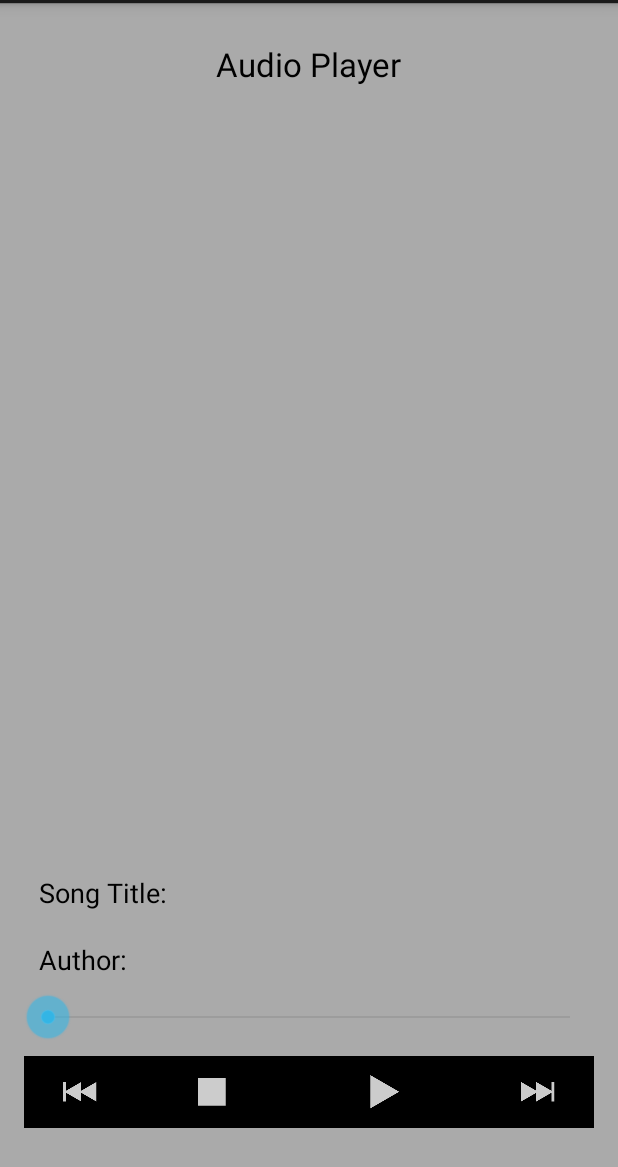
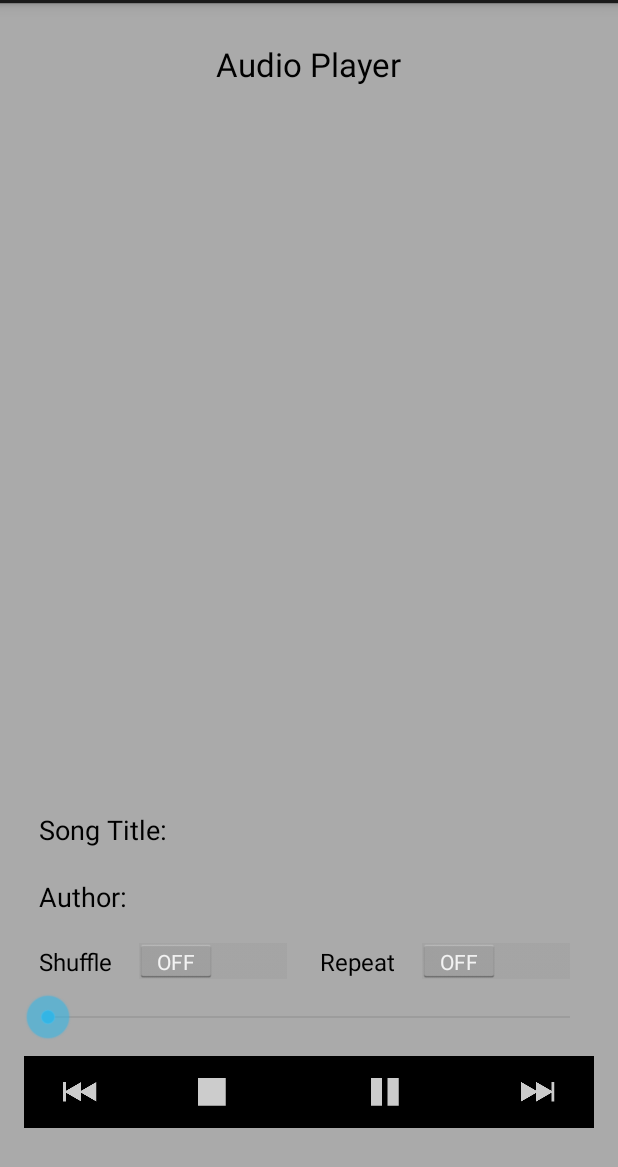
Before and after one commit to ENG618/GarciaEric1410MDF3, an Android app: the screen it shows after launch (MainActivity), after a tap on "Play", on a phone screen of 412 x 824 dp, the part 69-1236 px from its top. Run offline under Robolectric (Android 15) with nearby library versions, the phone set to English and light mode, and no system bars; 3 statements that could not run were skipped.

Commit message:
Added shuffle and repeat switches to layouts

```diff
--- a/MediaPlayer/app/src/main/java/com/garciaericn/mediaplayer/MusicPlayerService.java
+++ b/MediaPlayer/app/src/main/java/com/garciaericn/mediaplayer/MusicPlayerService.java
@@ -1,6 +1,8 @@
 package com.garciaericn.mediaplayer;
 
+import android.app.NotificationManager;
 import android.app.Service;
+import android.content.Context;
 import android.content.Intent;
 import android.graphics.BitmapFactory;
 import android.media.AudioManager;
@@ -89,12 +91,19 @@ public class MusicPlayerService extends Service implements MediaPlayer.OnPrepare
     private void setNotification(String title, String content) {
         NotificationCompat.Builder builder = new NotificationCompat.Builder(this);
         builder.setSmallIcon(R.drawable.ic_action_play)
+                .setLargeIcon(currentSong.getAlbumArt())
                 .setContentTitle(title)
                 .setContentText(content)
                 .setAutoCancel(false)
                 .setOngoing(true);
 
         startForeground(FOREGROUND_NOTIFICATION, builder.build());
+    }
+
+    private void dissmissNotification() {
+        stopForeground(true);
+        NotificationManager mgr = (NotificationManager) getSystemService(Context.NOTIFICATION_SERVICE);
+        mgr.cancel(FOREGROUND_NOTIFICATION);
     }
 
     @Override
@@ -189,7 +198,6 @@ public class MusicPlayerService extends Service implements MediaPlayer.OnPrepare
             mediaPlayer.prepareAsync();
         } else if(mediaPlayer != null && mPrepared) {
 //            mediaPlayer.seekTo(mAudioPosition);
-//            mediaPlayer.prepare();
             mediaPlayer.start();
             isPlaying = true;
         }
@@ -258,20 +266,18 @@ public class MusicPlayerService extends Service implements MediaPlayer.OnPrepare
     public void stopMedia() {
         if(mediaPlayer != null) {
             mediaPlayer.stop();
-            isPlaying = mPrepared = false;
-
-//            releaseMediaPlayer();
+            isPlaying = false;
+            dissmissNotification();
+            releaseMediaPlayer();
         }
     }
 
     // Release media player
     public void releaseMediaPlayer() {
         if(mediaPlayer != null && isPlaying) {
-            mediaPlayer.stop();
             mPrepared = false;
-            stopForeground(true);
+//            stopForeground(true);
             mediaPlayer.release();
-
         }
     }
 
--- a/MediaPlayer/app/src/main/java/com/garciaericn/mediaplayer/fragments/AudioPlayerFragment.java
+++ b/MediaPlayer/app/src/main/java/com/garciaericn/mediaplayer/fragments/AudioPlayerFragment.java
@@ -52,7 +52,7 @@ public class AudioPlayerFragment extends Fragment
     @Override
     public void onCreate(Bundle savedInstanceState) {
         super.onCreate(savedInstanceState);
-        handler = new Handler();
+//        handler = new Handler();
     }
 
     @Override
@@ -82,12 +82,14 @@ public class AudioPlayerFragment extends Fragment
     public void onAttach(Activity activity) {
         super.onAttach(activity);
 
+        if (musicPlayerService == null) {
             // Create intent and start service
             Intent intent = new Intent(getActivity(), MusicPlayerService.class);
             activity.startService(intent);
 
             if (!mBound) {
                 activity.bindService(intent, this, Context.BIND_AUTO_CREATE);
+            }
         }
     }
 
@@ -139,26 +141,23 @@ public class AudioPlayerFragment extends Fragment
         switch (v.getId()) {
             case R.id.playButton:
                 Log.i(TAG, "Play/Pause button pressed");
+
+                // Playing after Stop
+                // Check if player does not exist
                 if (musicPlayerService == null){
-                    getActivity().startService(intent);
-                    if (!mBound){
-                        getActivity().bindService(intent, this, Context.BIND_AUTO_CREATE);
-                    }
+//                    getActivity().startService(intent);
+//                    if (!mBound){
+//                        getActivity().bindService(intent, this, Context.BIND_AUTO_CREATE);
+//                    }
                     // Change pause button to play
-                    playPause.setImageResource(R.drawable.ic_action_play);
+                    playPause.setImageResource(R.drawable.ic_action_pause);
                     // Pause from service
 //                    musicPlayerService.playMedia();
                     setInfo();
-                }
-                // Check if player exist & is playing
-                if (musicPlayerService != null && musicPlayerService.isPlaying) {
-                    // Change pause button to play
-                    playPause.setImageResource(R.drawable.ic_action_play);
-                    // Pause from service
-                    musicPlayerService.pauseMedia();
-                    setInfo();
+                    break;
                 }
 
+                // Play from default or from paused
                 //Check if player exist & is not playing
                 if(musicPlayerService != null && !musicPlayerService.isPlaying) {
                     // Change play button to pause
@@ -166,19 +165,35 @@ public class AudioPlayerFragment extends Fragment
                     // Call resume from service
                     musicPlayerService.playMedia();
                     setInfo();
+                    break;
                 }
+
+                // Pause from playing
+                // Check if player exist & is playing
+                if (musicPlayerService != null && musicPlayerService.isPlaying) {
+                    // Change pause button to play
+                    playPause.setImageResource(R.drawable.ic_action_play);
+                    // Pause from service
+                    musicPlayerService.pauseMedia();
+//                    setInfo();
+                    break;
+                }
+
+
                 break;
 
             case R.id.stopButton:
                 Log.i(TAG, "Stop button pressed");
+                if (musicPlayerService != null) {
                     // Call stopMedia from service
                     musicPlayerService.stopMedia();
                     // Stop service
-//                getActivity().stopService(intent);
+                getActivity().stopService(intent);
                     // Set media player to null
-                musicPlayerService = null;
+//                    musicPlayerService = null;
                     // Change pause button to play
                     playPause.setImageResource(R.drawable.ic_action_play);
+                }
                 break;
 
             case R.id.previousButton:
@@ -206,6 +221,8 @@ public class AudioPlayerFragment extends Fragment
     public void onServiceConnected(ComponentName name, IBinder service) {
         MusicPlayerService.MusicPlayerBinder binder = (MusicPlayerService.MusicPlayerBinder) service;
         musicPlayerService = binder.getService();
+        musicPlayerService.playMedia();
+        setInfo();
         mBound = true;
     }
 
--- a/MediaPlayer/app/src/main/res/layout-land/fragment_audio_player.xml
+++ b/MediaPlayer/app/src/main/res/layout-land/fragment_audio_player.xml
@@ -73,6 +73,29 @@
 
     </TableLayout>
 
+    <LinearLayout
+        android:layout_width="wrap_content"
+        android:layout_height="wrap_content"
+        android:orientation="horizontal"
+        android:layout_above="@+id/seekBar"
+        android:layout_toRightOf="@+id/albumArt">
+
+        <Switch
+            android:layout_width="wrap_content"
+            android:layout_height="wrap_content"
+            android:text="@string/switch_shuffle"
+            android:id="@+id/shuffleSwitch"
+            android:padding="10dp" />
+
+        <Switch
+            android:layout_width="wrap_content"
+            android:layout_height="wrap_content"
+            android:text="@string/switch_repeat"
+            android:id="@+id/repeatSwitch"
+            android:padding="10dp" />
+
+    </LinearLayout>
+
     <SeekBar
         android:layout_width="match_parent"
         android:layout_height="wrap_content"
@@ -90,8 +113,7 @@
         android:id="@+id/controls"
         android:layout_alignParentBottom="true"
         android:layout_alignLeft="@+id/titleAudioPlayer"
-        android:layout_alignStart="@+id/titleAudioPlayer"
-        android:layout_marginBottom="67dp">
+        android:layout_alignStart="@+id/titleAudioPlayer" >
 
         <ImageButton
             style="?android:attr/buttonStyleSmall"
@@ -118,7 +140,7 @@
             android:layout_width="wrap_content"
             android:layout_height="wrap_content"
             android:layout_weight="3"
-            android:src="@drawable/ic_action_play"
+            android:src="@drawable/ic_action_pause"
             android:contentDescription="@string/button_play"
             android:id="@+id/playButton"
             android:background="@android:color/background_dark" />
--- a/MediaPlayer/app/src/main/res/layout/fragment_audio_player.xml
+++ b/MediaPlayer/app/src/main/res/layout/fragment_audio_player.xml
@@ -16,8 +16,8 @@
         android:layout_centerHorizontal="true"/>
 
     <ImageView
-        android:layout_width="250dp"
-        android:layout_height="250dp"
+        android:layout_width="200dp"
+        android:layout_height="200dp"
         android:layout_margin="16dp"
         android:padding="16dp"
         android:layout_centerHorizontal="true"
@@ -28,7 +28,7 @@
         android:layout_width="fill_parent"
         android:layout_height="wrap_content"
         android:id="@+id/detailsTable"
-        android:layout_above="@+id/seekBar"
+        android:layout_above="@+id/switches"
         android:layout_alignParentLeft="true"
         android:layout_alignParentStart="true" >
 
@@ -69,6 +69,30 @@
         </TableRow>
 
     </TableLayout>
+
+    <LinearLayout
+        android:layout_width="wrap_content"
+        android:layout_height="wrap_content"
+        android:orientation="horizontal"
+        android:id="@+id/switches"
+        android:layout_above="@+id/seekBar">
+
+        <Switch
+            android:layout_width="wrap_content"
+            android:layout_height="wrap_content"
+            android:text="@string/switch_shuffle"
+            android:id="@+id/shuffleSwitch"
+            android:padding="10dp" />
+
+        <Switch
+            android:layout_width="wrap_content"
+            android:layout_height="wrap_content"
+            android:text="@string/switch_repeat"
+            android:id="@+id/repeatSwitch"
+            android:padding="10dp" />
+
+    </LinearLayout>
+
 
     <SeekBar
         android:layout_width="match_parent"
@@ -115,7 +139,7 @@
             android:layout_width="wrap_content"
             android:layout_height="wrap_content"
             android:layout_weight="3"
-            android:src="@drawable/ic_action_play"
+            android:src="@drawable/ic_action_pause"
             android:contentDescription="@string/button_play"
             android:id="@+id/playButton"
             android:background="@android:color/background_dark" />
--- a/MediaPlayer/app/src/main/res/values/strings.xml
+++ b/MediaPlayer/app/src/main/res/values/strings.xml
@@ -15,5 +15,7 @@
     <string name="label_title">Song Title: </string>
     <string name="button_next">Next</string>
     <string name="album_art">Album Art</string>
+    <string name="switch_repeat">Repeat</string>
+    <string name="switch_shuffle">Shuffle</string>
 
 </resources>
```
Lines whose indentation alone changed are shown as unchanged.
